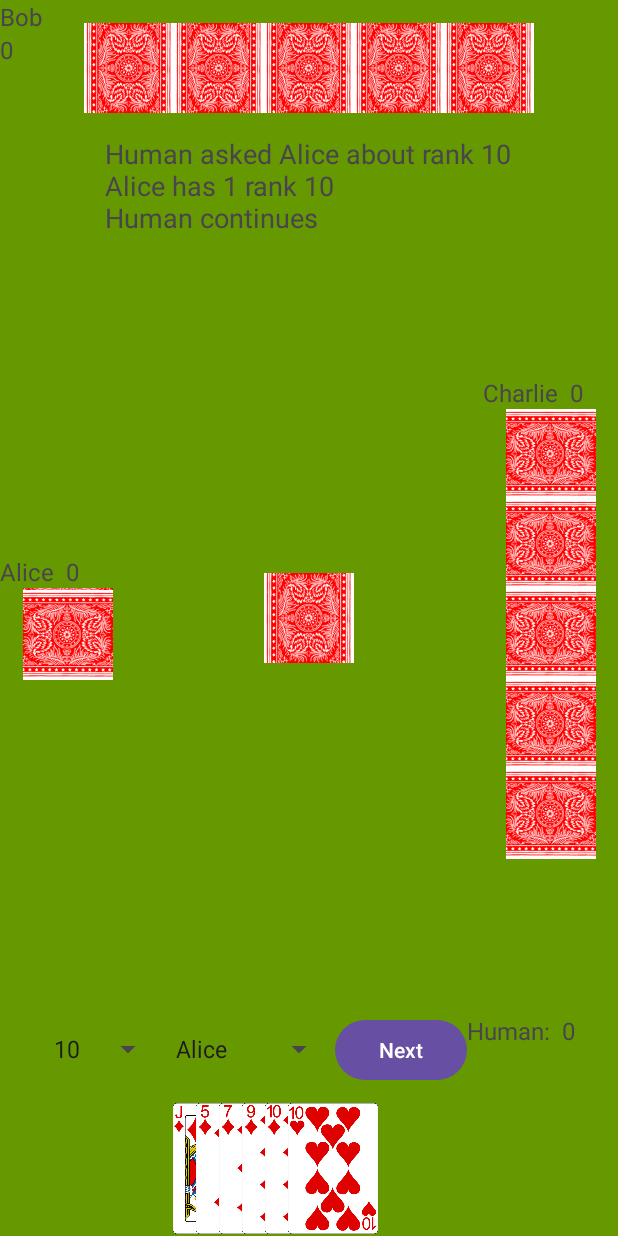
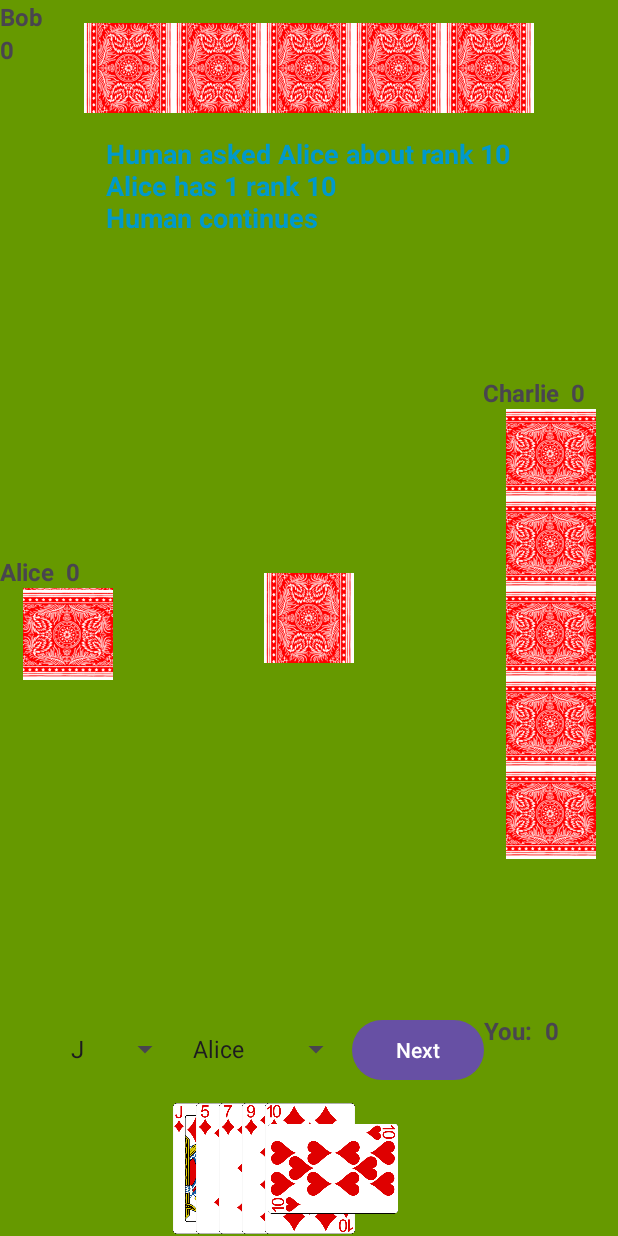
Before and after one commit to hoangvu27/NIT6150FishingCardGame, an Android app: the screen it shows after launch (MainActivity), after a tap on "Next", on a phone screen of 412 x 824 dp. Run offline under Robolectric (Android 15) with nearby library versions, the phone set to English and light mode, and no system bars; 2 other taps on this screen came first.

Commit message:
Fix rankSpinner to reflect changes Add effect of empty deck and deck refilled Change text color and bold text Fix a problem of disapeearing codes and git conflicts

```diff
--- a/app/src/main/java/com/example/fishingcardgame/Deck.java
+++ b/app/src/main/java/com/example/fishingcardgame/Deck.java
@@ -36,4 +36,8 @@ public class Deck {
     public int getSize() {
         return cards.size();
     }
+
+    public boolean isEmpty() {
+        return cards.isEmpty();
+    }
 }
--- a/app/src/main/java/com/example/fishingcardgame/GameLogic.java
+++ b/app/src/main/java/com/example/fishingcardgame/GameLogic.java
@@ -24,7 +24,7 @@ public class GameLogic {
 
     public GameLogic(GameListener listener) {
         this.gameListener = listener;
-        deck = new Deck();
+//        deck = new Deck();
         humanPlayer = new Player("Human");
         botPlayers = new ArrayList<>();
         botPlayers.add(new Player("Alice"));
@@ -63,6 +63,12 @@ public class GameLogic {
         void scorePoint(Player aPlayer, ArrayList<Card> collectedCards );
 
         void updateBotHandView(Player bot);
+
+        void updateSpinner();
+
+        void onDeckEmpty();
+
+        void refillDeck();
     }
 
     // Simulates starting the game
@@ -80,6 +86,8 @@ public class GameLogic {
 
     // Setup the round by shuffling the deck and distributing cards
     void setupRound() {
+        deck = new Deck();
+        gameListener.refillDeck();
         determineTurnOrder();
         currentPlayer = turnOrder.get(0);
         deck.shuffle();
@@ -148,28 +156,24 @@ public class GameLogic {
         if (target.hasRank(rankAsked)) {
             List<Card> cardsReceived = target.giveCards(rankAsked);
             humanPlayer.addCards(cardsReceived);
-//            checkForCollectedSets(bot);  // Check for any collected sets
-            // Continue the turn. Thus, currentPlayer is same
             requestSuccess = true;
             numberCardReceived = cardsReceived.size();
             gameListener.transferCardAnimation(target , humanPlayer, cardsReceived);
         } else {
             Card temp = deck.drawCard();
             humanPlayer.addCard(temp);
+            if (deck.isEmpty()) { gameListener.onDeckEmpty(); }
+
             this.cardIndex = 0;
-//            gameListener.updateHumanHandView();
             gameListener.onCardDistributed(humanPlayer ,temp);
-//            checkForCollectedSets(bot);
+            requestSuccess = false;
+
             setNextPlayer(this.currentPlayer);
-//            if ( currentPlayer == getAlicePlayer()) { currentPlayer = getBobPlayer() ;}
-//            else if ( currentPlayer == getBobPlayer() ) { currentPlayer = getCharliePlayer() ; }
-//            else { currentPlayer = getHumanPlayer(); }
-            requestSuccess = false;
             if (currentPlayer == getCharliePlayer()) {
                 gameListener.disableButtons();
             }
         }
-        checkForCollectedSets(humanPlayer);  // Check for any collected sets
+        checkForCollectedSets(humanPlayer);
         gameListener.requestResult(humanPlayer , requestSuccess, rankAsked, target, numberCardReceived);
     }
 
@@ -185,26 +189,23 @@ public class GameLogic {
         if (target.hasRank(rankAsked)) {
             List<Card> cardsReceived = target.giveCards(rankAsked);
             bot.addCards(cardsReceived);
-//            checkForCollectedSets(bot);  // Check for any collected sets
-            // Continue the turn. Thus, currentPlayer is same
             requestSuccess = true;
             numberCardReceived = cardsReceived.size();
             gameListener.transferCardAnimation(target , humanPlayer, cardsReceived);
         } else {
             Card temp = deck.drawCard();
             bot.addCard(temp);
+            if (deck.isEmpty()) { gameListener.onDeckEmpty(); }
             this.cardIndex = 0;
+            requestSuccess = false;
+
             gameListener.updateBotHandView(bot);
             gameListener.onCardDistributed(bot ,temp);
-//            checkForCollectedSets(bot);
+
             if (currentPlayer == getCharliePlayer()) {
                 gameListener.enableButtons();
             }
             setNextPlayer(this.currentPlayer);
-//            if ( currentPlayer == getAlicePlayer()) { currentPlayer = getBobPlayer() ;}
-//            else if ( currentPlayer == getBobPlayer() ) { currentPlayer = getCharliePlayer() ; }
-//            else { currentPlayer = getHumanPlayer(); }
-            requestSuccess = false;
         }
         checkForCollectedSets(bot);  // Check for any collected sets
         gameListener.requestResult(bot , requestSuccess, rankAsked, target, numberCardReceived);
@@ -233,8 +234,11 @@ public class GameLogic {
             ArrayList<Card> collectedCards = player.removeSet(rank);
             totalRoundPoint++;
             gameListener.scorePoint(player, collectedCards);
+            gameListener.onScoreUpdate(humanScore, botScores);
         }
-        gameListener.onScoreUpdate(humanScore, botScores);  // Notify UI to update the scores
+        if (player == humanPlayer) {
+            gameListener.updateSpinner();
+        }
     }
 
     // End the round and clear the players' hands
--- a/app/src/main/java/com/example/fishingcardgame/MainActivity.java
+++ b/app/src/main/java/com/example/fishingcardgame/MainActivity.java
@@ -5,6 +5,8 @@ import android.animation.AnimatorListenerAdapter;
 import android.animation.AnimatorSet;
 import android.animation.ObjectAnimator;
 import android.annotation.SuppressLint;
+import android.graphics.Color;
+import android.graphics.Typeface;
 import android.graphics.drawable.Drawable;
 import android.os.Bundle;
 import android.os.Handler;
@@ -58,6 +60,7 @@ public class MainActivity extends AppCompatActivity implements GameLogic.GameLis
     private boolean waitingForBotActionResult = false;
     private ViewGroup deckLayout;
     private Map<Player, ViewGroup> handViews;
+    private Map<Card, ImageView> cardViewMap = new HashMap<>();
 //    private int cardIndex;
 
 
@@ -110,7 +113,15 @@ public class MainActivity extends AppCompatActivity implements GameLogic.GameLis
         botSpinner.setAdapter(botAdapter);
         gameLogic.startGame();
 
+    }
 
+    @Override
+    public void onDeckEmpty() {
+        deckLayout.setVisibility(View.GONE);  // Hide the deck when no cards are left
+    }
+
+    public void refillDeck() {
+        deckLayout.setVisibility(View.VISIBLE);
     }
 
     public void playRound() {
@@ -139,6 +150,12 @@ public class MainActivity extends AppCompatActivity implements GameLogic.GameLis
         });
     }
 
+    public void updateSpinner() {
+        ArrayAdapter<String> adapter = new ArrayAdapter<>(MainActivity.this, android.R.layout.simple_spinner_item, gameLogic.getHumanPlayer().getValidRanks());
+        adapter.setDropDownViewResource(android.R.layout.simple_spinner_dropdown_item);
+        rankSpinner.setAdapter(adapter);
+    }
+
     private void onNextButtonClicked() {
         if (gameLogic.isGameOver()) {
 //         notify UI
@@ -152,6 +169,7 @@ public class MainActivity extends AppCompatActivity implements GameLogic.GameLis
 //          ALl handView should be empty, but clear all UI if necessary
             statusText.setText("Round is over. Click next to start next round");
             gameLogic.setStartNextRound(true);
+            cardViewMap.clear();
             return;
         }
         if (gameLogic.isStartNextRound()) {
@@ -167,7 +185,6 @@ public class MainActivity extends AppCompatActivity implements GameLogic.GameLis
         }
 
         if (gameLogic.currentPlayer.isHuman()) {
-//            if (currentPlayer.getHand().size() == 0) { };
             updateHumanHandView();
             Player targetBot = getSelectedBot();
             String selectedRank = getSelectedRank();
@@ -216,7 +233,7 @@ public class MainActivity extends AppCompatActivity implements GameLogic.GameLis
 
         // Loop through the human's hand and add each card as an ImageView
         for (Card card : gameLogic.getHumanPlayer().getHand()) {
-            ImageView cardView = new ImageView(this);
+            ImageView cardView = cardViewMap.get(card);
 
             // Set the appropriate drawable based on the card's rank and suit
             cardView.setImageResource(getCardDrawable(card));  // This is a custom method, see below
@@ -335,46 +352,45 @@ public class MainActivity extends AppCompatActivity implements GameLogic.GameLis
     @SuppressLint("ResourceType")
     @Override
     public void showCardAnimation() {
-        @SuppressLint("WrongViewCast") FrameLayout rootView = findViewById(R.id.rootLayout);
-        ViewOverlay overlay = rootView.getOverlay();
-        AnimatorSet animatorSet = new AnimatorSet();
-
-        ImageView cardView = new ImageView(this);
-//        cardView.setTag(card);
-        cardView.setImageResource(R.drawable.card_back);
-        LinearLayout.LayoutParams newParams = new LinearLayout.LayoutParams(cardHeight, cardWidth);
-        cardView.setLayoutParams(newParams);
-        cardView.setX(80);
-        cardView.setY(80);
-        int[] sourcePosition = new int[2];
-        cardView.getLocationOnScreen(sourcePosition);
-
-        ImageView animatedCardView = new ImageView(this);
-        animatedCardView.setImageResource(R.drawable.card_back);
-        animatedCardView.setLayoutParams(new FrameLayout.LayoutParams(cardView.getWidth(), cardView.getHeight()));
-
-        animatedCardView.setX(sourcePosition[0]);
-        animatedCardView.setY(sourcePosition[1]);
-
-//        overlay.add(animatedCardView);
-
-//        int[] targetPosition = new int[2];
-//        playerHandView.getLocationOnScreen(targetPosition);
-        ObjectAnimator moveX = ObjectAnimator.ofFloat(animatedCardView, "x", 200);
-        ObjectAnimator moveY = ObjectAnimator.ofFloat(animatedCardView, "y", 200);
-
-        animatorSet.playTogether(moveX, moveY);
-        animatorSet.setDuration(1000);  // Move animation duration
-        animatorSet.start();
+//        @SuppressLint("WrongViewCast") FrameLayout rootView = findViewById(R.id.rootLayout);
+//        ViewOverlay overlay = rootView.getOverlay();
+//        AnimatorSet animatorSet = new AnimatorSet();
+//
+//        ImageView cardView = new ImageView(this);
+////        cardView.setTag(card);
+//        cardView.setImageResource(R.drawable.card_back);
+//        LinearLayout.LayoutParams newParams = new LinearLayout.LayoutParams(cardHeight, cardWidth);
+//        cardView.setLayoutParams(newParams);
+//        cardView.setX(80);
+//        cardView.setY(80);
+//        int[] sourcePosition = new int[2];
+//        cardView.getLocationOnScreen(sourcePosition);
+//
+//        ImageView animatedCardView = new ImageView(this);
+//        animatedCardView.setImageResource(R.drawable.card_back);
+//        animatedCardView.setLayoutParams(new FrameLayout.LayoutParams(cardView.getWidth(), cardView.getHeight()));
+//
+//        animatedCardView.setX(sourcePosition[0]);
+//        animatedCardView.setY(sourcePosition[1]);
+//
+////        overlay.add(animatedCardView);
+//
+////        int[] targetPosition = new int[2];
+////        playerHandView.getLocationOnScreen(targetPosition);
+//        ObjectAnimator moveX = ObjectAnimator.ofFloat(animatedCardView, "x", 200);
+//        ObjectAnimator moveY = ObjectAnimator.ofFloat(animatedCardView, "y", 200);
+//
+//        animatorSet.playTogether(moveX, moveY);
+//        animatorSet.setDuration(1000);  // Move animation duration
+//        animatorSet.start();
     }
 
     @Override
     public void onCardDistributed(Player player, Card card) {
-//        Log.d("tag", card.getRank() + " _ " + card.getSuit() + " onCardDistributed method");
         ImageView cardView = new ImageView(this);
-        cardView.setTag(card);
-        cardView.setImageResource(R.drawable.card_back);
-//        cardView.setImageDrawable(ContextCompat.getDrawable(this, R.drawable.card_back));
+        cardView.setTag(card); // it seems that this method of setting tag to find cardView not workcardView.setImageResource(R.drawable.card_back);
+        cardViewMap.put(card, cardView);
+        cardView.setImageDrawable(ContextCompat.getDrawable(this, R.drawable.card_back));
         if (player == gameLogic.getAlicePlayer() || player == gameLogic.getCharliePlayer()) {
             LinearLayout.LayoutParams newParams = new LinearLayout.LayoutParams(cardHeight, cardWidth);
             // Apply a negative margin to overlap the cards
@@ -471,7 +487,6 @@ public class MainActivity extends AppCompatActivity implements GameLogic.GameLis
                     handView.addView(cardView);
                     cardView.setX(0);  // Reset X to be inside the handView
                     cardView.setY(0);
-
                 }
             });
         }
@@ -522,14 +537,14 @@ public class MainActivity extends AppCompatActivity implements GameLogic.GameLis
         ArrayList<ImageView> animatedCardViewList = new ArrayList<ImageView>();
 
         for (Card card : cardsTrasnfered) {
-            ImageView cardView = getCardViewFromHand(card, sourceHand);  // Using the map approach
+//            getCardViewFromHand(card, sourceHand);
+            ImageView cardView = cardViewMap.get(card);
             if (cardView != null) {
                 animatedCardViewList.add(cardView);
 
                 ImageView animatedCardView = new ImageView(this);
                 @SuppressLint("DiscouragedApi") int resId = getResources().getIdentifier(card.getImageName(), "drawable", getPackageName());
                 animatedCardView.setImageResource(resId);
-
                 animatedCardView.setLayoutParams(new LinearLayout.LayoutParams(cardView.getLayoutParams().width, cardView.getLayoutParams().height));
 
                 int[] location = new int[2];
@@ -557,12 +572,15 @@ public class MainActivity extends AppCompatActivity implements GameLogic.GameLis
                 //  ==> EASIEST SOLUTION IS TO CLONE CARDS FOR ANIMATION  & updateBotHand
                 //  updateBotHand & updateHumanHand can turn card face to up or down
                 int[] targetPosition = new int[2];
-                targetHand.getChildAt(targetHand.getChildCount()-1).getLocationOnScreen(targetPosition);
+                targetHand.getLocationOnScreen(targetPosition);
+//                ImageView tempView = (ImageView) targetHand.getChildAt(targetHand.getChildCount()-1);
+//                tempView.getLocationOnScreen(targetPosition);
 
                 // Create animations to move the card from source hand to target hand
 //                ObjectAnimator moveX = ObjectAnimator.ofFloat(cardView, "x", targetPosition[0]);
 //                ObjectAnimator moveY = ObjectAnimator.ofFloat(cardView, "y", targetPosition[1]);
-
+                Log.d("position", "children : " + targetHand.getChildCount() );
+                Log.d("position", "position is " + " " + targetPosition[0] + " " + targetPosition[1] );
                 ObjectAnimator moveX = ObjectAnimator.ofFloat(animatedCardView, "x", targetPosition[0]);
                 ObjectAnimator moveY = ObjectAnimator.ofFloat(animatedCardView, "y", targetPosition[1]);
 
@@ -578,11 +596,11 @@ public class MainActivity extends AppCompatActivity implements GameLogic.GameLis
             @Override
             public void onAnimationEnd(Animator animation) {
                 // Remove the card views from the source hand and add them to the target hand
-                for (ImageView cardView : animatedCardViewList) {
+                for (ImageView cardView : cardViews) {
                     if (cardView != null) {
 //                        rootView.removeView(cardView);
 //                        sourceHand.removeView((cardView));
-//                        targetHand.addView(cardView);
+                        targetHand.addView(cardView);
 //                        cardView.setX(0);
 //                        cardView.setY(0); // is this necessary ???
                     }
@@ -627,13 +645,14 @@ public class MainActivity extends AppCompatActivity implements GameLogic.GameLis
         ArrayList<ImageView> cardViews = new ArrayList<>();
 
         for (Card aCard : collectedCards) {
-            ImageView tempCardView = getCardViewFromHand(aCard, scoringHand);
+//            getCardViewFromHand(aCard, scoringHand);
+            ImageView tempCardView = cardViewMap.get(aCard);
             cardViews.add(tempCardView);
 
             ImageView animatedCardView = new ImageView(this);
             @SuppressLint("DiscouragedApi") int resId = getResources().getIdentifier(aCard.getImageName(), "drawable", getPackageName());
             animatedCardView.setImageResource(resId);
-            animatedCardView.setLayoutParams(new LinearLayout.LayoutParams(tempCardView.getLayoutParams().width, tempCardView.getLayoutParams().height));
+            animatedCardView.setLayoutParams(new LinearLayout.LayoutParams(tempCardView.getWidth(), tempCardView.getHeight()));
             if (scoringPlayer == gameLogic.getCharliePlayer() || scoringPlayer == gameLogic.getAlicePlayer()) {
                 animatedCardView.setRotation(90);
             }
@@ -643,7 +662,6 @@ public class MainActivity extends AppCompatActivity implements GameLogic.GameLis
             animatedCardView.setX(cardPosition[0]);
             animatedCardView.setY(cardPosition[1]);
 
-            scoringHand.removeView(tempCardView);
             rootView.addView(animatedCardView);
 
             //  HANDVIEW ALREADY HAVE  CARDVIEW
@@ -670,6 +688,9 @@ public class MainActivity extends AppCompatActivity implements GameLogic.GameLis
         animatorSet.playTogether(animations);
         animatorSet.setDuration(1000);  // Set the duration for all animations
         animatorSet.start();
+        for (ImageView tempCardView : cardViews ) {
+            scoringHand.removeView(tempCardView);
+        }
 
         // After the animation completes, update the UI
         animatorSet.addListener(new AnimatorListenerAdapter() {
--- a/app/src/main/res/layout/activity_main.xml
+++ b/app/src/main/res/layout/activity_main.xml
@@ -30,6 +30,7 @@
                 android:layout_centerHorizontal="true"
                 android:layout_marginTop="0dp"
                 android:text="Bob"
+                android:textStyle="bold"
                 android:textSize="16sp" />
 
             <TextView
@@ -37,6 +38,7 @@
                 android:layout_width="wrap_content"
                 android:layout_height="wrap_content"
                 android:text="0"
+                android:textStyle="bold"
                 android:textSize="16sp" />
         </LinearLayout>
 
@@ -62,6 +64,8 @@
         android:layout_centerHorizontal="true"
         android:layout_below="@+id/bobCards"
         android:text="Bot Actions"
+        android:textColor="@android:color/holo_blue_dark"
+        android:textStyle="bold"
         android:textSize="18sp" />
 
     <FrameLayout
@@ -100,6 +104,7 @@
                 android:layout_height="wrap_content"
                 android:text="Alice"
                 android:textSize="16sp"
+                android:textStyle="bold"
                 android:layout_gravity="center_horizontal" />
 
             <TextView
@@ -108,6 +113,7 @@
                 android:layout_height="wrap_content"
                 android:text="0"
                 android:textSize="16sp"
+                android:textStyle="bold"
                 android:layout_marginStart="8dp" />
         </LinearLayout>
 
@@ -142,6 +148,7 @@
                 android:layout_height="wrap_content"
                 android:text="Charlie"
                 android:textSize="16sp"
+                android:textStyle="bold"
                 android:layout_gravity="center_horizontal" />
             <TextView
                 android:id="@+id/charlieScore"
@@ -149,6 +156,7 @@
                 android:layout_height="wrap_content"
                 android:text="0"
                 android:textSize="16sp"
+                android:textStyle="bold"
                 android:layout_marginStart="8dp" />
         </LinearLayout>
 
@@ -202,7 +210,8 @@
                 android:id="@+id/human_name_text_view"
                 android:layout_width="wrap_content"
                 android:layout_height="wrap_content"
-                android:text="Human:"
+                android:text="You:"
+                android:textStyle="bold"
                 android:textSize="16sp" />
             <TextView
                 android:id="@+id/human_score_text_view"
@@ -210,6 +219,7 @@
                 android:layout_height="wrap_content"
                 android:text="0"
                 android:textSize="16sp"
+                android:textStyle="bold"
                 android:layout_marginStart="8dp" />
         </LinearLayout>
 
```
